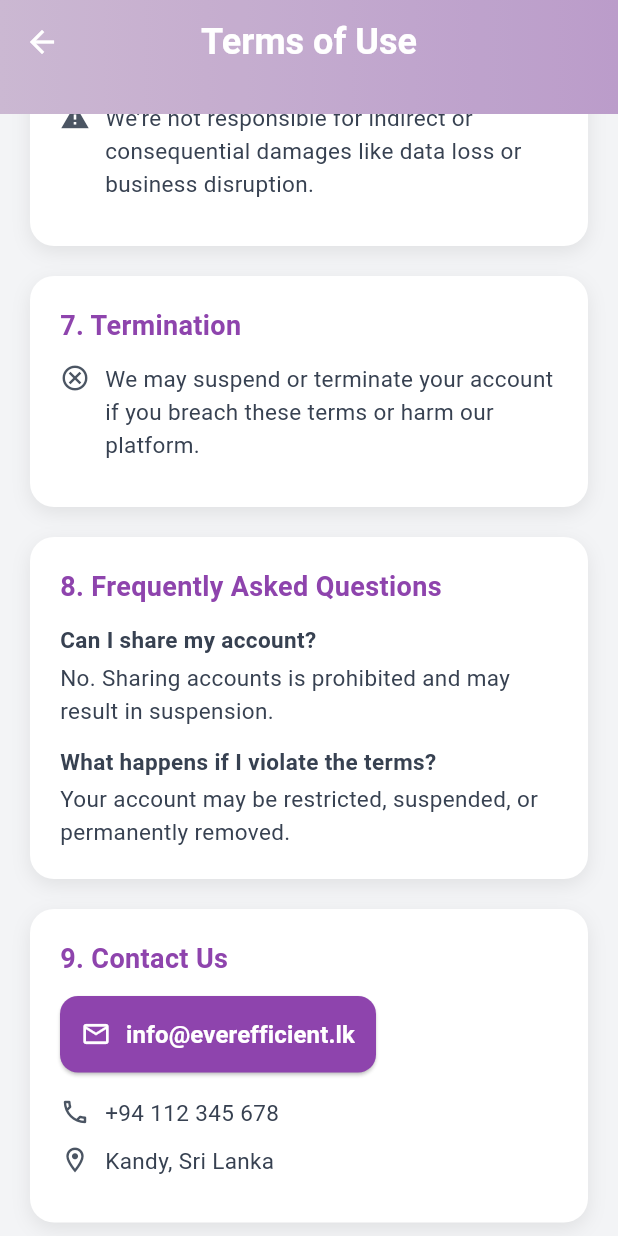
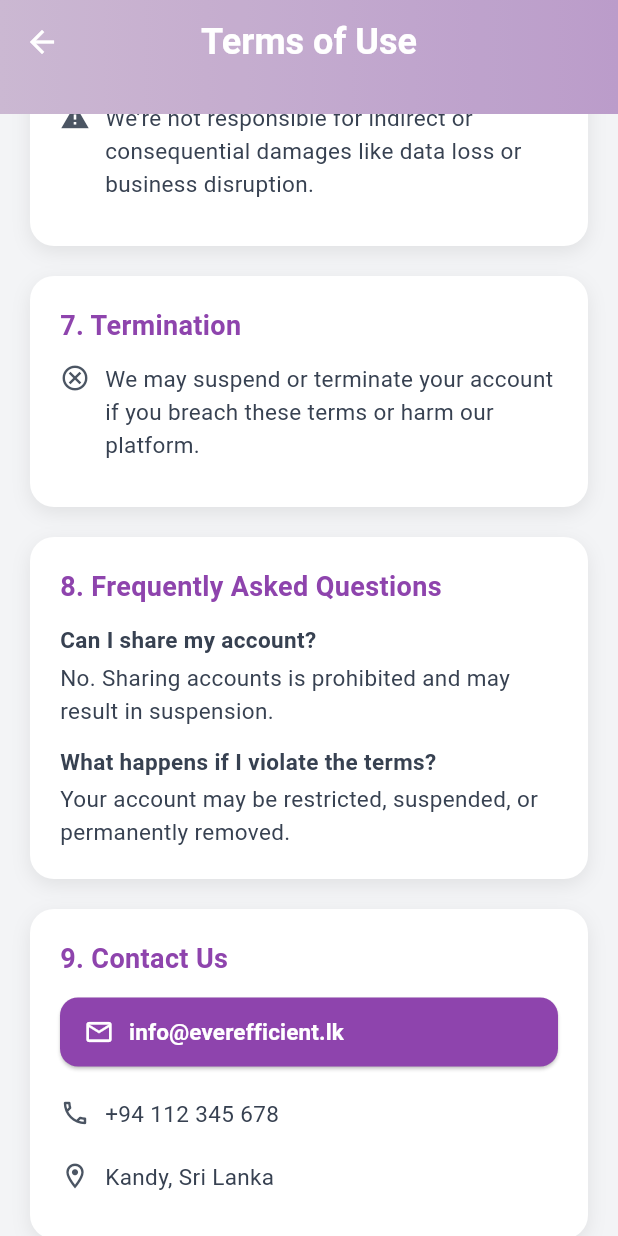
Before and after one commit to supunyasanthaofficial/auroo-flutter, a Flutter app: the TermsOfUseScreen screen opened by its route, scrolled down 1152 dp, on a phone screen of 412 x 824 dp. Run offline on Flutter 3.47's test engine with Material 3 defaults, Android fonts, the phone set to English and light mode, and no system bars; our stand-ins replace font_awesome_flutter, image_picker, ionicons; network calls fail; Roboto replaces fonts that are missing (Helvetica).

Commit message:
fix button alignments

```diff
--- a/lib/profile/about_us.dart
+++ b/lib/profile/about_us.dart
@@ -89,7 +89,8 @@ class _AboutUsScreenState extends State<AboutUsScreen> {
             children: [
               _buildCard(
                 children: [
-                  Image.network(
+                  Center(
+                    child: Image.network(
                       'https://everefficient.lk/assets/img/ee-images/ee-logo-new2.png',
                       width: 160,
                       height: 160,
@@ -112,6 +113,7 @@ class _AboutUsScreenState extends State<AboutUsScreen> {
                         Icons.image_not_supported,
                         size: 160,
                         color: Colors.grey,
+                      ),
                     ),
                   ),
                   const SizedBox(height: 16),
--- a/lib/profile/terms.dart
+++ b/lib/profile/terms.dart
@@ -308,48 +308,19 @@ class _TermsOfUseScreenState extends State<TermsOfUseScreen> {
                     ),
                   ),
                   const SizedBox(height: 12),
-                  ElevatedButton(
-                    style: ElevatedButton.styleFrom(
-                      backgroundColor: _isLoading
-                          ? const Color(0xFF8E44AD).withOpacity(0.6)
-                          : const Color(0xFF8E44AD),
-                      padding: const EdgeInsets.all(14),
-                      shape: RoundedRectangleBorder(
-                        borderRadius: BorderRadius.circular(12),
+                  _buildRow(
+                    icon: Icons.mail_outline,
+                    text: 'info@everefficient.lk',
+                    isButton: true,
+                    onPressed: _isLoading ? null : _openEmail,
+                    isLoading: _isLoading,
                   ),
-                    ),
-                    onPressed: _isLoading ? null : _openEmail,
-                    child: _isLoading
-                        ? const CircularProgressIndicator(
-                            valueColor: AlwaysStoppedAnimation<Color>(
-                              Colors.white,
-                            ),
-                          )
-                        : const Row(
-                            mainAxisSize: MainAxisSize.min,
-                            children: [
-                              Icon(
-                                Icons.mail_outline,
-                                color: Colors.white,
-                                size: 20,
-                              ),
-                              SizedBox(width: 10),
-                              Text(
-                                'info@everefficient.lk',
-                                style: TextStyle(
-                                  color: Colors.white,
-                                  fontSize: 16,
-                                  fontWeight: FontWeight.w600,
-                                ),
-                              ),
-                            ],
-                          ),
-                  ),
-                  const SizedBox(height: 16),
+                  const SizedBox(height: 10),
                   _buildRow(
                     icon: Icons.phone_outlined,
                     text: '+94 112 345 678',
                   ),
+                  const SizedBox(height: 10),
                   _buildRow(
                     icon: Icons.location_on_outlined,
                     text: 'Kandy, Sri Lanka',
@@ -384,10 +355,62 @@ class _TermsOfUseScreenState extends State<TermsOfUseScreen> {
     );
   }
 
-  Widget _buildRow({required IconData icon, required String text}) {
+  Widget _buildRow({
+    required IconData icon,
+    required String text,
+    bool isButton = false,
+    VoidCallback? onPressed,
+    bool isLoading = false,
+  }) {
     return Padding(
       padding: const EdgeInsets.only(bottom: 10),
+      child: isButton
+          ? ElevatedButton(
+              style: ElevatedButton.styleFrom(
+                backgroundColor: isLoading
+                    ? const Color(0xFF8E44AD).withOpacity(0.6)
+                    : const Color(0xFF8E44AD),
+                padding: const EdgeInsets.symmetric(
+                  vertical: 12,
+                  horizontal: 16,
+                ),
+                shape: RoundedRectangleBorder(
+                  borderRadius: BorderRadius.circular(12),
+                ),
+                alignment: Alignment.centerLeft,
+              ),
+              onPressed: onPressed,
               child: Row(
+                crossAxisAlignment: CrossAxisAlignment.center,
+                children: [
+                  isLoading
+                      ? const SizedBox(
+                          width: 20,
+                          height: 20,
+                          child: CircularProgressIndicator(
+                            strokeWidth: 2,
+                            valueColor: AlwaysStoppedAnimation<Color>(
+                              Colors.white,
+                            ),
+                          ),
+                        )
+                      : Icon(icon, size: 20, color: Colors.white),
+                  const SizedBox(width: 10),
+                  Expanded(
+                    child: Text(
+                      text,
+                      style: const TextStyle(
+                        fontSize: 15,
+                        color: Colors.white,
+                        fontWeight: FontWeight.w600,
+                        height: 1.47,
+                      ),
+                    ),
+                  ),
+                ],
+              ),
+            )
+          : Row(
               crossAxisAlignment: CrossAxisAlignment.start,
               children: [
                 Icon(icon, size: 20, color: const Color(0xFF4B5563)),
```
Also changed, not shown: lib/profile/privacy.dart (+60 -38 lines). Lines whose indentation alone changed are shown as unchanged.
